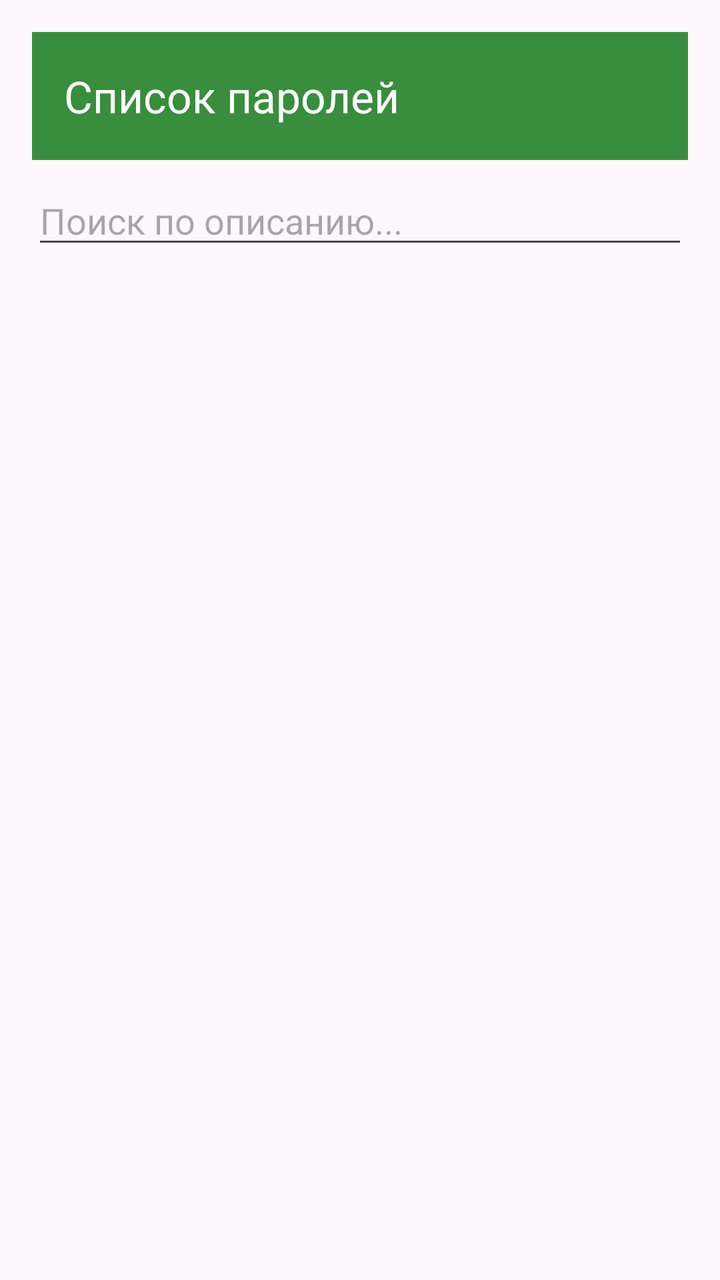
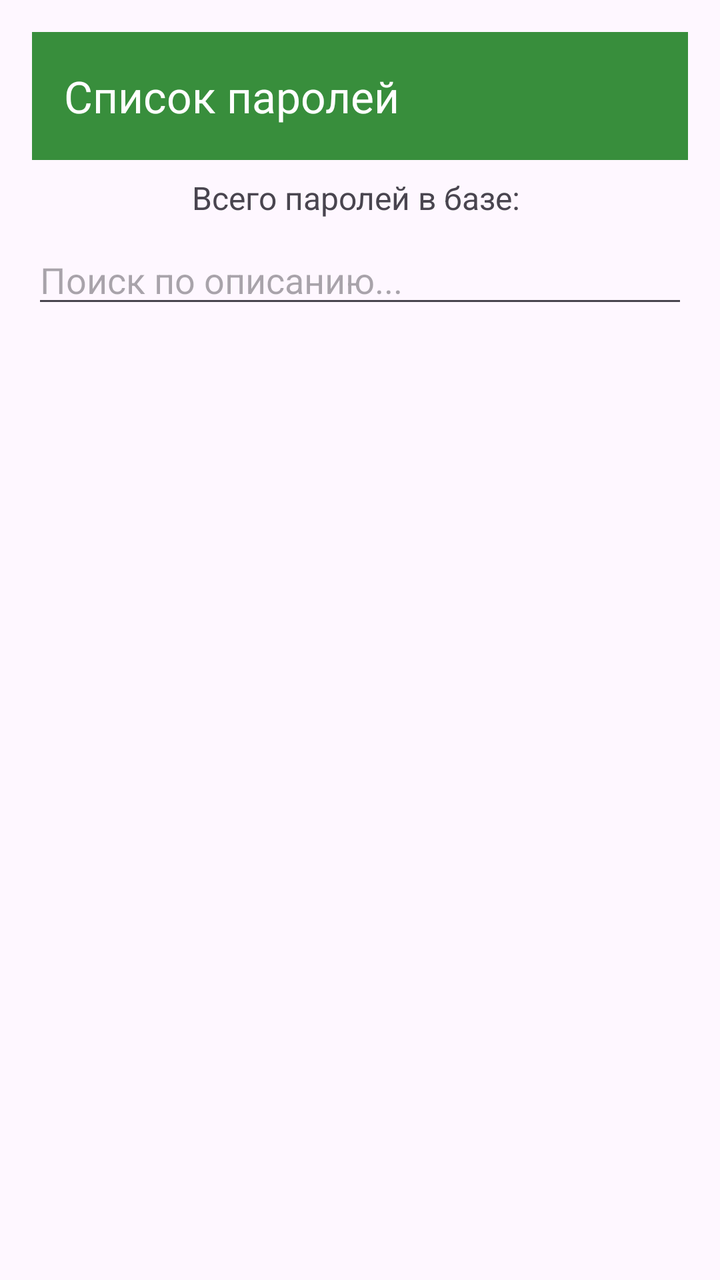

Before-and-after screenshots of an Android layout around one commit, followed by the original layout XML and the change that was made.
<!-- AndroidManifest.xml: application theme Theme.PassManager -->
<!-- res/layout/activity_password_list.xml -->
<?xml version="1.0" encoding="utf-8"?>
<androidx.drawerlayout.widget.DrawerLayout xmlns:android="http://schemas.android.com/apk/res/android"
    xmlns:app="http://schemas.android.com/apk/res-auto"
    android:id="@+id/drawerLayout"
    android:layout_width="match_parent"
    android:layout_height="match_parent"
    android:fitsSystemWindows="true">

    <androidx.constraintlayout.widget.ConstraintLayout
        android:layout_width="match_parent"
        android:layout_height="match_parent"
        android:padding="16dp"
        android:fitsSystemWindows="true">

        <androidx.appcompat.widget.Toolbar
            android:id="@+id/toolbar"
            android:layout_width="0dp"
            android:layout_height="?attr/actionBarSize"
            android:background="?attr/colorPrimary"
            android:theme="@style/ThemeOverlay.AppCompat.Dark.ActionBar"
            app:popupTheme="@style/ThemeOverlay.AppCompat.Light"
            app:title="Список паролей"
            app:layout_constraintTop_toTopOf="parent"
            app:layout_constraintStart_toStartOf="parent"
            app:layout_constraintEnd_toEndOf="parent" />

        
        <EditText
            android:id="@+id/searchEditText"
            android:layout_width="0dp"
            android:layout_height="wrap_content"
            android:hint="Поиск по описанию..."
            android:inputType="text"
            android:importantForAutofill="no"
            android:layout_marginTop="8dp"
            android:layout_marginBottom="16dp"
            app:layout_constraintTop_toBottomOf="@id/toolbar"
            app:layout_constraintStart_toStartOf="parent"
            app:layout_constraintEnd_toEndOf="parent" />

        <androidx.recyclerview.widget.RecyclerView
            android:id="@+id/recyclerView"
            android:layout_width="0dp"
            android:layout_height="0dp"
            android:clipToPadding="false"
            android:paddingBottom="16dp"
            app:layout_constraintTop_toBottomOf="@id/searchEditText"
            app:layout_constraintBottom_toBottomOf="parent"
            app:layout_constraintStart_toStartOf="parent"
            app:layout_constraintEnd_toEndOf="parent" />

        <TextView
            android:id="@+id/emptyMessageText"
            android:layout_width="wrap_content"
            android:layout_height="wrap_content"
            android:text="Вы ещё не сохранили ни одного пароля"
            android:textSize="16sp"
            android:textColor="?attr/colorOnSurfaceVariant"
            android:gravity="center"
            android:visibility="gone"
            app:layout_constraintTop_toBottomOf="@id/searchEditText"
            app:layout_constraintBottom_toBottomOf="parent"
            app:layout_constraintStart_toStartOf="parent"
            app:layout_constraintEnd_toEndOf="parent" />

    </androidx.constraintlayout.widget.ConstraintLayout>

    <com.google.android.material.navigation.NavigationView
        android:id="@+id/navigationView"
        android:layout_width="wrap_content"
        android:layout_height="match_parent"
        android:layout_gravity="start"
        app:headerLayout="@layout/nav_header"
        app:menu="@menu/drawer_menu" />

</androidx.drawerlayout.widget.DrawerLayout>
<!-- res/layout/nav_header.xml (included above) -->
<?xml version="1.0" encoding="utf-8"?>
<FrameLayout xmlns:android="http://schemas.android.com/apk/res/android"
    android:layout_width="match_parent"
    android:layout_height="128dp"
    android:background="?attr/colorPrimary"
    android:theme="@style/ThemeOverlay.AppCompat.Dark"
    android:paddingStart="16dp"
    android:paddingEnd="16dp"
    android:paddingTop="16dp"
    android:paddingBottom="16dp">

    <TextView
        android:layout_width="match_parent"
        android:layout_height="wrap_content"
        android:layout_gravity="center_vertical"
        android:text="Менеджер паролей"
        android:textSize="18sp"
        android:textStyle="bold"
        android:textColor="?attr/colorOnPrimary" />

</FrameLayout>
<!-- resources referenced by this layout -->
<resources>
  <style name="Theme.PassManager" parent="Theme.Material3.DayNight.NoActionBar">
          <item name="colorPrimary">@color/color_primary</item> /&gt;
      </style>
  <color name="color_primary">#388E3C</color>
</resources>

<!-- the commit's change to res/layout/activity_password_list.xml (unified diff, before → after) -->
@@ -24,6 +24,18 @@
             app:layout_constraintStart_toStartOf="parent"
             app:layout_constraintEnd_toEndOf="parent" />
 
+        <TextView
+            android:id="@+id/countText"
+            android:layout_width="wrap_content"
+            android:layout_height="wrap_content"
+            android:text="Всего паролей в базе: "
+            android:textSize="16sp"
+            android:textColor="?attr/colorOnSurfaceVariant"
+            android:gravity="center"
+            android:layout_marginTop="8dp"
+            app:layout_constraintTop_toBottomOf="@id/toolbar"
+            app:layout_constraintStart_toStartOf="parent"
+            app:layout_constraintEnd_toEndOf="parent" />
         
         <EditText
             android:id="@+id/searchEditText"
@@ -34,7 +46,7 @@
             android:importantForAutofill="no"
             android:layout_marginTop="8dp"
             android:layout_marginBottom="16dp"
-            app:layout_constraintTop_toBottomOf="@id/toolbar"
+            app:layout_constraintTop_toBottomOf="@id/countText"
             app:layout_constraintStart_toStartOf="parent"
             app:layout_constraintEnd_toEndOf="parent" />
 
